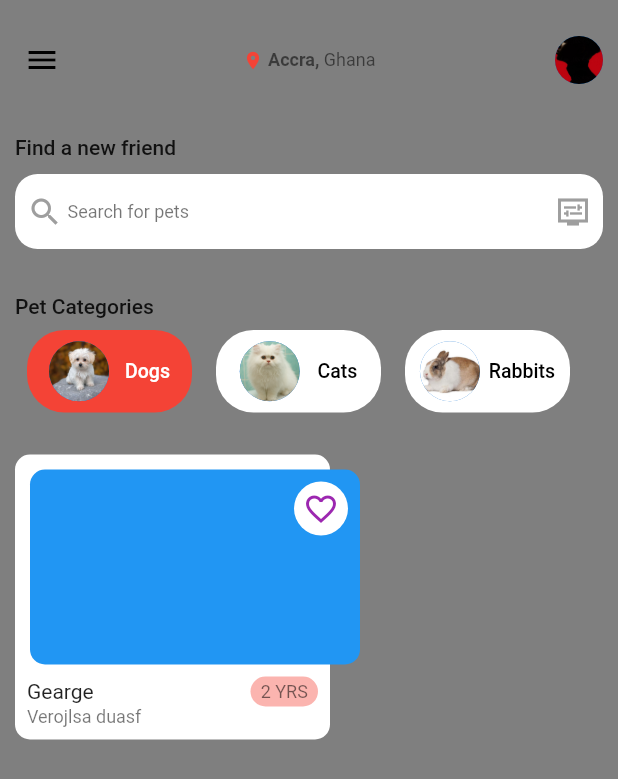
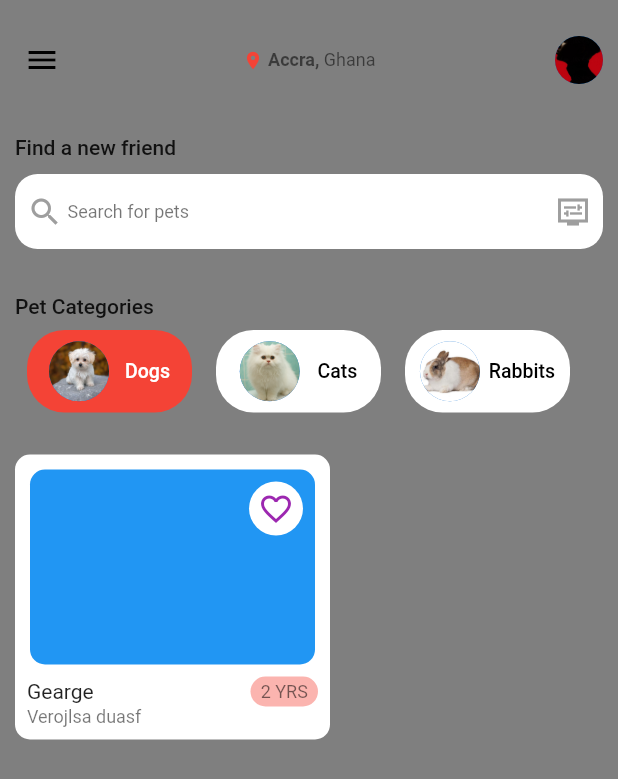
Before and after one commit to Richmond-Nunoo/PET-ADOPTION-APP, a Flutter app: the UserHomePage screen opened directly, on a phone screen of 412 x 824 dp. Shown: the top 779 px of the screen. Run offline on Flutter 3.47's test engine with Material 2 defaults, Android fonts, the light colour scheme and no system bars.

Commit message:
top pets card done

```diff
--- a/lib/views/pages/homepage.dart
+++ b/lib/views/pages/homepage.dart
@@ -235,7 +235,7 @@ class _UserHomePageState extends State<UserHomePage> {
                   padding: const EdgeInsets.all(10.0),
                   child: Container(
                     height: 130,
-                    width: 220,
+                    width: 190,
                     decoration: const BoxDecoration(
                       color: Colors.blue,
                       borderRadius: BorderRadius.all(
```
Also changed, not shown: lib/views/widgets/top_pets_card.dart (added).
